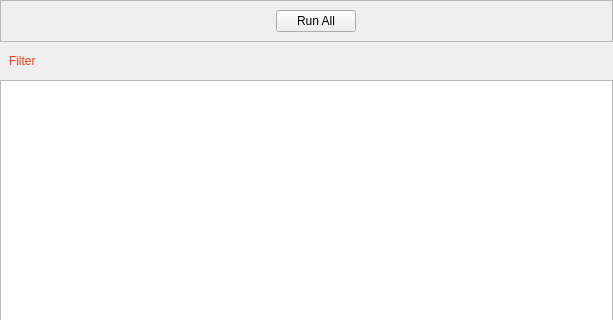
First picture: the form in widgets/Forms/runtimeform.ui, repository mimirobo/AtisLauncher, before the edit; both pictures show x 0 to 613 and y 0 to 320 of the 613 by 472 pixel window.
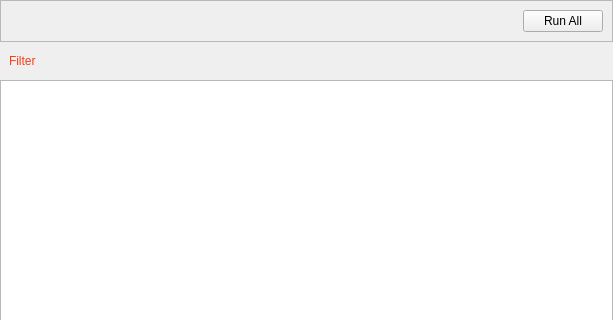
Second picture: the form after the edit. Icons and pictures are not drawn. Custom widgets are drawn as their Qt base class.

Commit message: made run all button larger

The edit to the form file:
```diff
--- a/widgets/Forms/runtimeform.ui
+++ b/widgets/Forms/runtimeform.ui
@@ -66,20 +66,17 @@
         <property name="text">
          <string>Run All</string>
         </property>
-       </widget>
-      </item>
-      <item>
-       <spacer name="horizontalSpacer_2">
-        <property name="orientation">
-         <enum>Qt::Horizontal</enum>
+        <property name="icon">
+         <iconset resource="../../resources/mrl_resources.qrc">
+          <normaloff>:/icons/play-button.png</normaloff>:/icons/play-button.png</iconset>
         </property>
-        <property name="sizeHint" stdset="0">
+        <property name="iconSize">
          <size>
-          <width>247</width>
-          <height>20</height>
+          <width>48</width>
+          <height>48</height>
          </size>
         </property>
-       </spacer>
+       </widget>
       </item>
      </layout>
     </widget>
```
Left out of the diff: 4 changed lines with no effect on the pictures. The commit also changes 2 other files.
